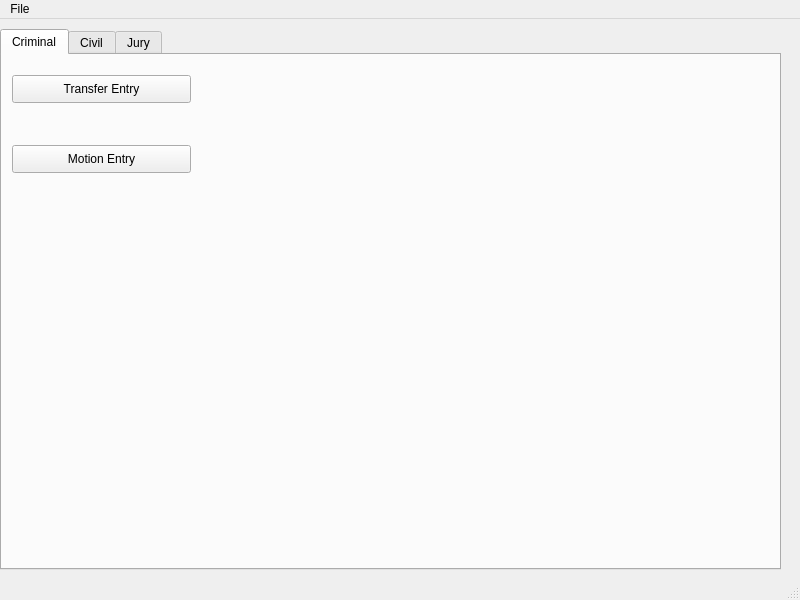
The window that ui/MainWindow.ui (HunterProgram22/MuniEntry) describes before a commit, drawn with Qt 5.
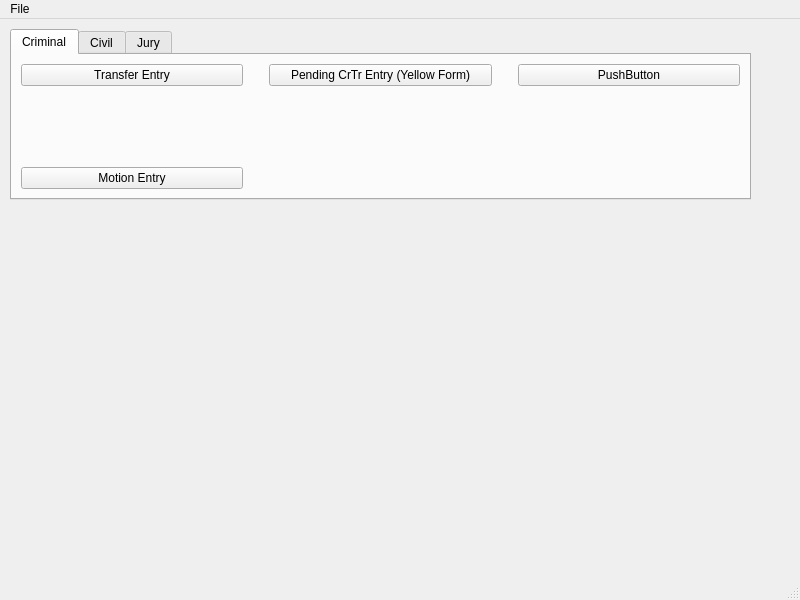
The same window after the commit.

Commit message: Added Yellow form.

Diff of the .ui file:
```diff
--- a/ui/MainWindow.ui
+++ b/ui/MainWindow.ui
@@ -17,10 +17,10 @@
    <widget class="QTabWidget" name="tabWidget">
     <property name="geometry">
      <rect>
-      <x>0</x>
+      <x>10</x>
       <y>10</y>
-      <width>781</width>
-      <height>541</height>
+      <width>741</width>
+      <height>171</height>
      </rect>
     </property>
     <property name="currentIndex">
@@ -30,32 +30,101 @@
      <attribute name="title">
       <string>Criminal</string>
      </attribute>
-     <widget class="QPushButton" name="MotionEntryDialog">
-      <property name="geometry">
-       <rect>
-        <x>10</x>
-        <y>90</y>
-        <width>179</width>
-        <height>28</height>
-       </rect>
-      </property>
-      <property name="text">
-       <string>Motion Entry</string>
-      </property>
-     </widget>
-     <widget class="QPushButton" name="TransferEntryDialog">
-      <property name="geometry">
-       <rect>
-        <x>10</x>
-        <y>20</y>
-        <width>179</width>
-        <height>28</height>
-       </rect>
-      </property>
-      <property name="text">
-       <string>Transfer Entry</string>
-      </property>
-     </widget>
+     <layout class="QGridLayout" name="gridLayout">
+      <item row="0" column="4">
+       <widget class="QPushButton" name="pushButton_2">
+        <property name="text">
+         <string>PushButton</string>
+        </property>
+       </widget>
+      </item>
+      <item row="1" column="2">
+       <spacer name="horizontalSpacer_2">
+        <property name="orientation">
+         <enum>Qt::Horizontal</enum>
+        </property>
+        <property name="sizeHint" stdset="0">
+         <size>
+          <width>40</width>
+          <height>20</height>
+         </size>
+        </property>
+       </spacer>
+      </item>
+      <item row="1" column="4">
+       <spacer name="horizontalSpacer_3">
+        <property name="orientation">
+         <enum>Qt::Horizontal</enum>
+        </property>
+        <property name="sizeHint" stdset="0">
+         <size>
+          <width>40</width>
+          <height>20</height>
+         </size>
+        </property>
+       </spacer>
+      </item>
+      <item row="2" column="0">
+       <widget class="QPushButton" name="MotionEntryDialog">
+        <property name="text">
+         <string>Motion Entry</string>
+        </property>
+       </widget>
+      </item>
+      <item row="1" column="0">
+       <spacer name="horizontalSpacer">
+        <property name="orientation">
+         <enum>Qt::Horizontal</enum>
+        </property>
+        <property name="sizeHint" stdset="0">
+         <size>
+          <width>40</width>
+          <height>20</height>
+         </size>
+        </property>
+       </spacer>
+      </item>
+      <item row="0" column="3" rowspan="3">
+       <spacer name="verticalSpacer_2">
+        <property name="orientation">
+         <enum>Qt::Vertical</enum>
+        </property>
+        <property name="sizeHint" stdset="0">
+         <size>
+          <width>20</width>
+          <height>40</height>
+         </size>
+        </property>
+       </spacer>
+      </item>
+      <item row="0" column="1" rowspan="3">
+       <spacer name="verticalSpacer">
+        <property name="orientation">
+         <enum>Qt::Vertical</enum>
+        </property>
+        <property name="sizeHint" stdset="0">
+         <size>
+          <width>20</width>
+          <height>40</height>
+         </size>
+        </property>
+       </spacer>
+      </item>
+      <item row="0" column="0">
+       <widget class="QPushButton" name="TransferEntryDialog">
+        <property name="text">
+         <string>Transfer Entry</string>
+        </property>
+       </widget>
+      </item>
+      <item row="0" column="2">
+       <widget class="QPushButton" name="YellowFormDialog">
+        <property name="text">
+         <string>Pending CrTr Entry (Yellow Form)</string>
+        </property>
+       </widget>
+      </item>
+     </layout>
     </widget>
     <widget class="QWidget" name="tab_2">
      <attribute name="title">
```
Left out of the diff: 24 changed lines with no effect on the pictures. The commit also changes 5 other files.
